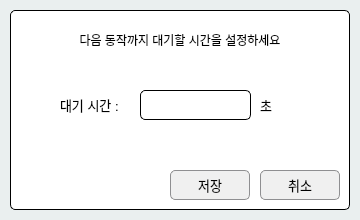
Qt form deeporder/ui/ActiondelayWindow.ui (lshlabs/myGit) before a commit.
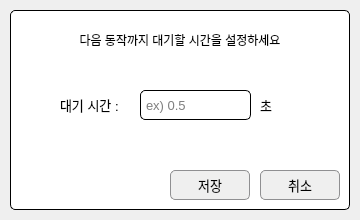
The same form after that commit. Icons and pictures are not drawn.

```diff
--- a/deeporder/ui/ActiondelayWindow.ui
+++ b/deeporder/ui/ActiondelayWindow.ui
@@ -19,8 +19,9 @@
    <string>대기시간 추가</string>
   </property>
   <property name="styleSheet">
-   <string notr="true">background-color: #EAEFEF;
-</string>
+   <string notr="true">QMainWindow{
+	background-color: #EFEFEF;
+}</string>
   </property>
   <property name="sizeGripEnabled">
    <bool>false</bool>
@@ -85,7 +86,7 @@
     border-radius: 5px;
 	color:black;
     border: 1px solid #8f8f91;
-    background-color: #f0f0f0;
+    background-color: #EFEFEF;
     padding: 2px 4px;
 }</string>
     </property>
@@ -136,7 +137,7 @@
     border-radius: 5px;
 	color:black;
     border: 1px solid #8f8f91;
-    background-color: #f0f0f0;
+    background-color: #EFEFEF;
     padding: 2px 4px;
 }</string>
     </property>
@@ -225,7 +226,8 @@
     </property>
     <property name="styleSheet">
      <string notr="true">color:black;
-border-radius: 5px;</string>
+border-radius: 5px;
+padding-left: 3px;</string>
     </property>
     <property name="inputMask">
      <string/>
@@ -237,7 +239,7 @@
      <number>32767</number>
     </property>
     <property name="placeholderText">
-     <string/>
+     <string>ex) 0.5</string>
     </property>
    </widget>
    <widget class="QLabel" name="label2">
```
